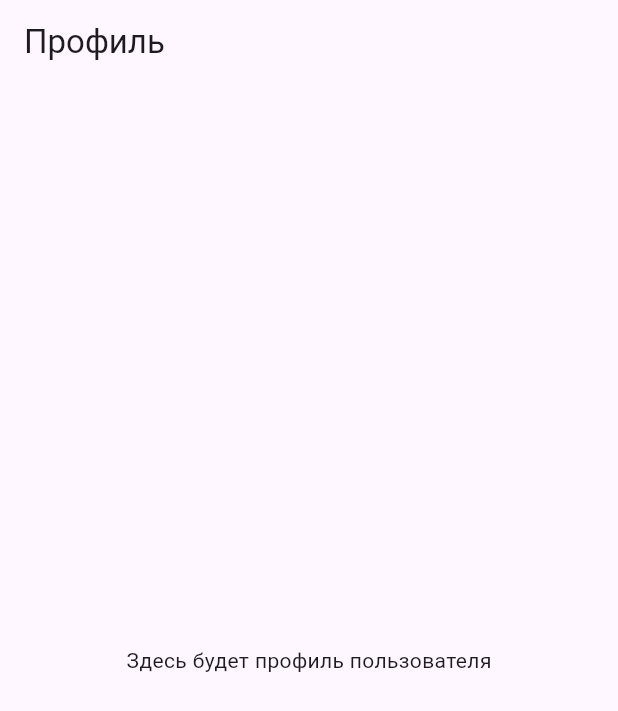
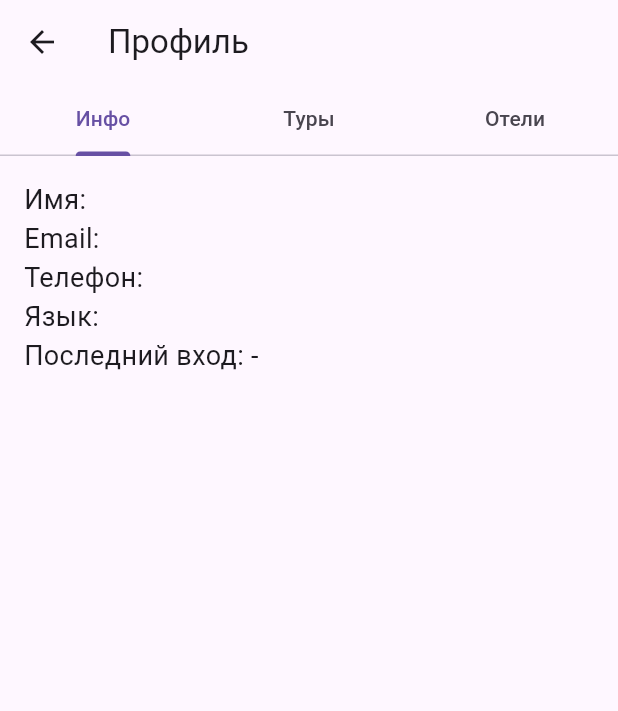
Before and after one commit to jul1zzZ/tourapp, a Flutter app: the UserProfileScreen screen opened directly, on a phone screen of 412 x 824 dp. Shown: the top 711 px of the screen. Run offline on Flutter 3.47's test engine with Material 3 defaults, Android fonts, the phone set to English and light mode, and no system bars; our stand-ins replace cloud_firestore, firebase_auth, firebase_core, flutter_map, fluttertoast, latlong2 and 1 more; accounts and stored records are empty.

Commit message:
profile, hotel booking, edit navbar

```diff
--- a/lib/screens/login_screen.dart
+++ b/lib/screens/login_screen.dart
@@ -63,7 +63,9 @@ class _LoginScreenState extends State<LoginScreen> {
         } else {
           Navigator.pushReplacement(
             context,
-            MaterialPageRoute(builder: (context) => MainScreen()),
+            MaterialPageRoute(
+            builder: (context) => BottomNavbar(isAdmin: false),
+            )
           );
         }
       }
--- a/lib/screens/profile_screen.dart
+++ b/lib/screens/profile_screen.dart
@@ -1,11 +1,172 @@
+import 'package:cloud_firestore/cloud_firestore.dart';
+import 'package:firebase_auth/firebase_auth.dart';
 import 'package:flutter/material.dart';
+import 'package:intl/intl.dart';
 
-class UserProfileScreen extends StatelessWidget {
+class UserProfileScreen extends StatefulWidget {
+  @override
+  _UserProfileScreenState createState() => _UserProfileScreenState();
+}
+
+class _UserProfileScreenState extends State<UserProfileScreen> with SingleTickerProviderStateMixin {
+  late TabController _tabController;
+  final userId = FirebaseAuth.instance.currentUser!.uid;
+
+  Map<String, dynamic>? userInfo;
+  List<Map<String, dynamic>> tourBookings = [];
+  List<Map<String, dynamic>> hotelBookings = [];
+
+  bool isLoading = true;
+
+  @override
+  void initState() {
+    super.initState();
+    _tabController = TabController(length: 3, vsync: this);
+    _fetchUserData();
+  }
+
+  Future<void> _fetchUserData() async {
+    try {
+      final userDoc = await FirebaseFirestore.instance.collection('users').doc(userId).get();
+
+      final toursSnapshot = await FirebaseFirestore.instance
+          .collection('Bookings')
+          .where('userId', isEqualTo: userId)
+          .get();
+
+      final hotelsSnapshot = await FirebaseFirestore.instance
+          .collection('hotel_booking')
+          .where('userId', isEqualTo: userId)
+          .get();
+
+      print("UID пользователя: $userId");
+      print("Туров найдено (с фильтром): ${toursSnapshot.docs.length}");
+      for (var doc in toursSnapshot.docs) {
+        print("Тур: ${doc.data()}");
+      }
+
+      print("Отелей найдено: ${hotelsSnapshot.docs.length}");
+      for (var doc in hotelsSnapshot.docs) {
+        print("Отель: ${doc.data()}");
+      }
+
+      setState(() {
+        userInfo = userDoc.data();
+
+        // Теперь туры уже отфильтрованы сервером
+        tourBookings = toursSnapshot.docs.map((doc) => doc.data()).toList();
+
+        hotelBookings = hotelsSnapshot.docs.map((doc) => doc.data()).toList();
+
+        isLoading = false;
+      });
+    } catch (e) {
+      print('Ошибка при загрузке профиля: $e');
+      setState(() {
+        isLoading = false;
+      });
+    }
+  }
+
+  Widget _buildUserInfo() {
+    if (userInfo == null) return Text('Не удалось загрузить данные пользователя');
+
+    return Padding(
+      padding: const EdgeInsets.all(16.0),
+      child: Column(
+        crossAxisAlignment: CrossAxisAlignment.start,
+        children: [
+          Text('Имя: ${userInfo!['name'] ?? '-'}', style: TextStyle(fontSize: 18)),
+          Text('Email: ${userInfo!['email'] ?? '-'}', style: TextStyle(fontSize: 18)),
+          Text('Телефон: ${userInfo!['phone'] ?? '-'}', style: TextStyle(fontSize: 18)),
+          Text('Язык: ${userInfo!['language'] ?? '-'}', style: TextStyle(fontSize: 18)),
+          Text(
+            'Последний вход: ${_formatTimestamp(userInfo!['lastLogin'])}',
+            style: TextStyle(fontSize: 18),
+          ),
+        ],
+      ),
+    );
+  }
+
+  Widget _buildTourBookings() {
+    if (tourBookings.isEmpty) return Center(child: Text('Нет бронирований туров'));
+
+    return ListView.builder(
+      itemCount: tourBookings.length,
+      itemBuilder: (context, index) {
+        final bookingt = tourBookings[index];
+        final timestampValue = bookingt['date'] ?? bookingt['timestamp'];
+
+        return ListTile(
+          leading: Icon(Icons.card_travel),
+          title: Text('Тур: ${bookingt['tourId'] ?? 'Неизвестно'}'),
+          subtitle: Text(
+            'Дата: ${_formatTimestamp(timestampValue)}\n'
+            'Людей: ${bookingt['numberOfPeople'] ?? '-'}\n'
+            'Сумма: \$${bookingt['totalPrice'] ?? '-'}',
+          ),
+        );
+      },
+    );
+  }
+
+  Widget _buildHotelBookings() {
+    if (hotelBookings.isEmpty) return Center(child: Text('Нет бронирований отелей'));
+
+    return ListView.builder(
+      itemCount: hotelBookings.length,
+      itemBuilder: (context, index) {
+        final booking = hotelBookings[index];
+        return ListTile(
+          leading: Icon(Icons.hotel),
+          title: Text('Отель: ${booking['hotelName']}'),
+          subtitle: Text('Дата: ${_formatTimestamp(booking['timestamp'])}'),
+        );
+      },
+    );
+  }
+
+  String _formatTimestamp(dynamic timestamp) {
+    if (timestamp == null) return '-';
+    try {
+      final date = (timestamp as Timestamp).toDate();
+      return DateFormat('dd.MM.yyyy HH:mm').format(date);
+    } catch (e) {
+      return '-';
+    }
+  }
+
+  @override
+  void dispose() {
+    _tabController.dispose();
+    super.dispose();
+  }
+
   @override
   Widget build(BuildContext context) {
     return Scaffold(
-      appBar: AppBar(title: Text('Профиль')),
-      body: Center(child: Text('Здесь будет профиль пользователя')),
+      appBar: AppBar(
+        title: Text('Профиль'),
+        bottom: TabBar(
+          controller: _tabController,
+          tabs: [
+            Tab(text: 'Инфо'),
+            Tab(text: 'Туры'),
+            Tab(text: 'Отели'),
+          ],
+        ),
+      ),
+      body: isLoading
+          ? Center(child: CircularProgressIndicator())
+          : TabBarView(
+              controller: _tabController,
+              children: [
+                _buildUserInfo(),
+                _buildTourBookings(),
+                _buildHotelBookings(),
+              ],
+            ),
     );
   }
 }
```
Also changed, not shown: lib/navigate/bottom_navbar_adm.dart (+33 -45 lines), lib/screens/booking_confirmation_screen.dart (added, +41 -0 lines), lib/screens/hotel_booking_screen.dart (added, +87 -0 lines).
